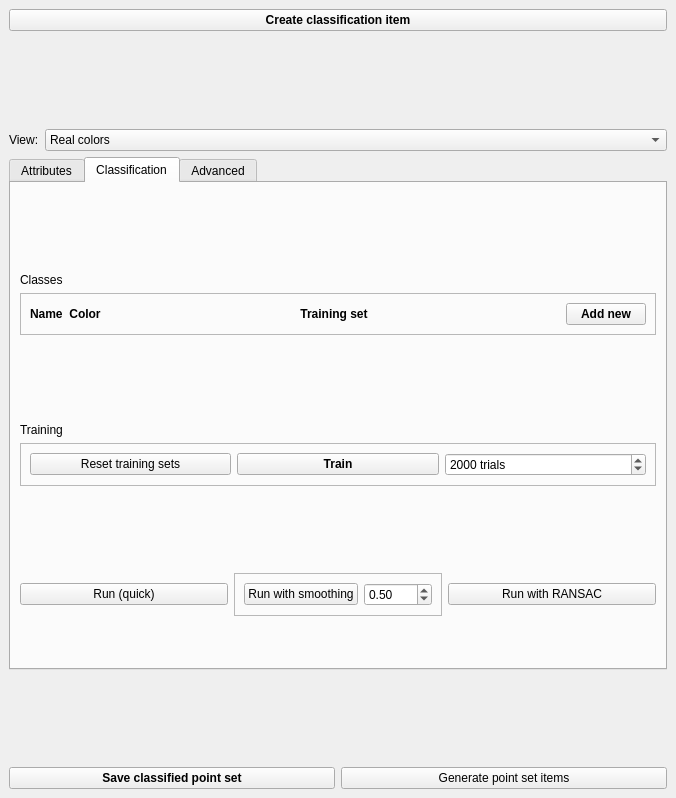
Old version of the form Polyhedron/demo/Polyhedron/Plugins/Point_set/Point_set_classification_widget.ui in the repository CGAL/cgal.
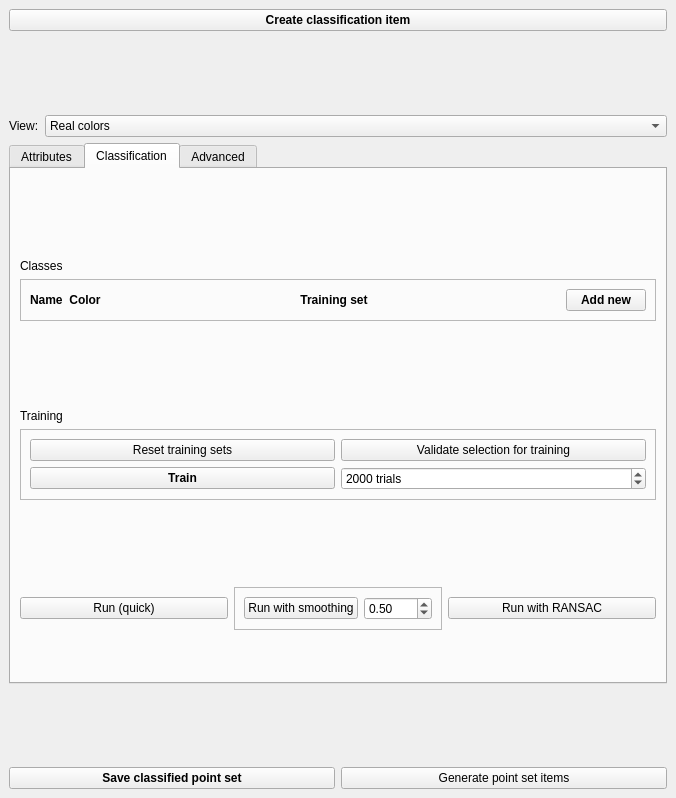
New version of the form. The open tabs and pages were chosen to show the change.

Commit message: Update classification plugin

```diff
--- a/Polyhedron/demo/Polyhedron/Plugins/Point_set/Point_set_classification_widget.ui
+++ b/Polyhedron/demo/Polyhedron/Plugins/Point_set/Point_set_classification_widget.ui
@@ -425,13 +425,8 @@
           </property>
           <layout class="QHBoxLayout" name="horizontalLayout_11">
            <item>
-            <widget class="QPushButton" name="reset_training_sets">
-             <property name="text">
-              <string>Reset training sets</string>
-             </property>
-            </widget>
-           </item>
-           <item>
+            <layout class="QGridLayout" name="gridLayout_2">
+             <item row="1" column="0">
             <widget class="QPushButton" name="train">
              <property name="font">
               <font>
@@ -444,7 +439,7 @@
              </property>
             </widget>
            </item>
-           <item>
+             <item row="1" column="1">
             <widget class="QSpinBox" name="number_of_trials">
              <property name="suffix">
               <string> trials</string>
@@ -462,6 +457,22 @@
               <number>2000</number>
              </property>
             </widget>
+             </item>
+             <item row="0" column="0">
+              <widget class="QPushButton" name="reset_training_sets">
+               <property name="text">
+                <string>Reset training sets</string>
+               </property>
+              </widget>
+             </item>
+             <item row="0" column="1">
+              <widget class="QPushButton" name="validate_selection">
+               <property name="text">
+                <string>Validate selection for training</string>
+               </property>
+              </widget>
+             </item>
+            </layout>
            </item>
           </layout>
          </widget>
```
Left out of the diff: 4 changed lines with no effect on the pictures. Lines whose indentation alone changed are shown as unchanged. The commit also changes 3 other files.
